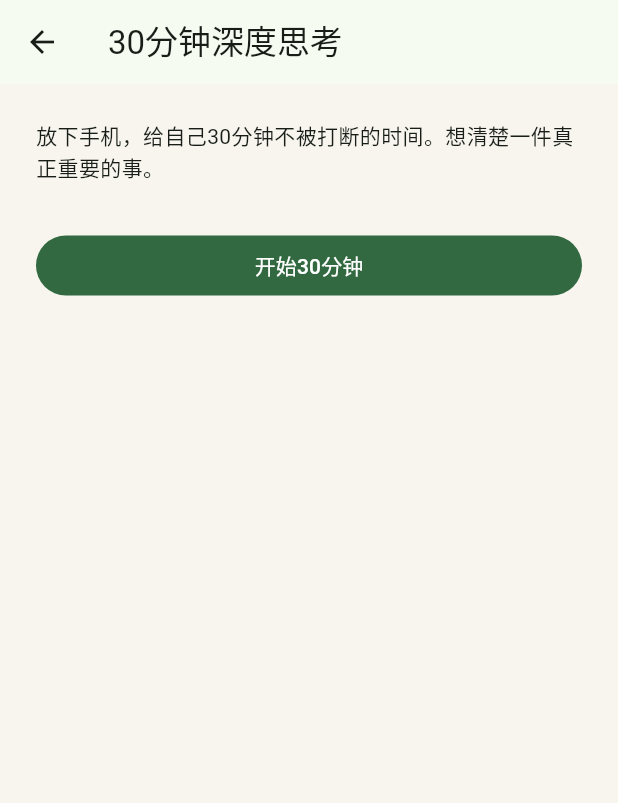
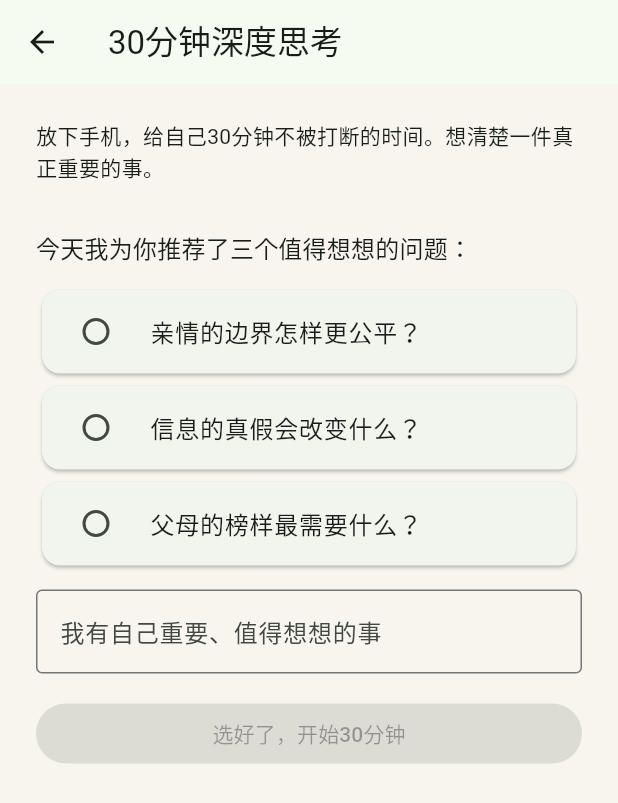
Before and after one commit to ade834/habit-app, a Flutter app: the FocusToolPage screen opened directly with empty values, on a phone screen of 412 x 824 dp. Shown: the top 803 px of the screen. Run offline on Flutter 3.47's test engine with Material 3 defaults, Android fonts, the phone set to English and light mode, and no system bars; our stand-ins replace drift, drift_flutter, flutter_riverpod; accounts and stored records are empty; generated files the repository leaves out were written again.

Commit message:
feat: recommend daily topics for deep thinking

```diff
--- a/app/lib/data/app_database.dart
+++ b/app/lib/data/app_database.dart
@@ -55,6 +55,7 @@ class TimerSessions extends Table {
       integer().withDefault(const Constant(0))();
   TextColumn get status => text().withDefault(const Constant('running'))();
   DateTimeColumn get endedAt => dateTime().nullable()();
+  TextColumn get focusTopic => text().nullable()();
 }
 
 class ChallengeDraws extends Table {
@@ -83,7 +84,7 @@ class AppDatabase extends _$AppDatabase {
   AppDatabase.forTesting(super.executor);
 
   @override
-  int get schemaVersion => 3;
+  int get schemaVersion => 4;
 
   @override
   MigrationStrategy get migration => MigrationStrategy(
@@ -99,6 +100,9 @@ class AppDatabase extends _$AppDatabase {
         await customStatement(
           'UPDATE challenge_draws SET swap_count = 1 WHERE swap_used = 1',
         );
+      }
+      if (from >= 2 && from < 4) {
+        await migrator.addColumn(timerSessions, timerSessions.focusTopic);
       }
     },
   );
@@ -217,6 +221,7 @@ class AppDatabase extends _$AppDatabase {
   Future<TimerSession> startTimer({
     required String habitId,
     required int targetSeconds,
+    String? focusTopic,
     DateTime? now,
   }) async {
     final startedAt = now ?? DateTime.now();
@@ -236,6 +241,7 @@ class AppDatabase extends _$AppDatabase {
         habitId: habitId,
         targetSeconds: targetSeconds,
         startedAt: startedAt,
+        focusTopic: Value(focusTopic),
       ),
     );
     return (select(
--- a/app/lib/domain/habit_tools.dart
+++ b/app/lib/domain/habit_tools.dart
@@ -57,6 +57,105 @@ TimerProgress timerProgress({
 }
 
 final challengeCards = _buildChallengeCards();
+
+final thinkingTopicCorpus = _buildThinkingTopicCorpus();
+
+List<String> dailyThinkingTopics(DateTime date) {
+  final daySeed = DateTime(
+    date.year,
+    date.month,
+    date.day,
+  ).difference(DateTime(2024)).inDays.abs();
+  final first = daySeed % thinkingTopicCorpus.length;
+  return [
+    thinkingTopicCorpus[first],
+    thinkingTopicCorpus[(first + 127) % thinkingTopicCorpus.length],
+    thinkingTopicCorpus[(first + 251) % thinkingTopicCorpus.length],
+  ];
+}
+
+List<String> _buildThinkingTopicCorpus() {
+  const subjects = [
+    '成长的代价',
+    '失败的意义',
+    '自律与自由',
+    '努力的边界',
+    '慢下来的勇气',
+    '改变的时机',
+    '天赋与坚持',
+    '焦虑的价值',
+    '成熟的标志',
+    '选择的遗憾',
+    '独处的力量',
+    '孩子的好奇心',
+    '成绩与成长',
+    '父母的期待',
+    '挫折教育',
+    '孩子的边界',
+    '陪伴的质量',
+    '表扬的分寸',
+    '独立的起点',
+    '规则与爱',
+    '父母的榜样',
+    '教育的公平',
+    '善良的边界',
+    '自私的根源',
+    '偏见的形成',
+    '同理心的距离',
+    '诚实的代价',
+    '恐惧的选择',
+    '权力的诱惑',
+    '群体的判断',
+    '嫉妒的提醒',
+    '信任的起点',
+    '宽容的限度',
+    '亲密的边界',
+    '爱与依赖',
+    '伴侣的分工',
+    '争吵的价值',
+    '关系中的自我',
+    '浪漫与责任',
+    '承诺的重量',
+    '安全感的来源',
+    '分开的体面',
+    '差异的尊重',
+    '亲情的边界',
+    '孝顺的尺度',
+    '家人的期待',
+    '两代人的距离',
+    '家庭里的公平',
+    '亲人间的道歉',
+    '陪伴与牺牲',
+    '家的安全感',
+    '爱的表达',
+    '离家的意义',
+    '成功的定义',
+    '金钱与幸福',
+    '公平与效率',
+    '原则与人情',
+    '稳定与冒险',
+    '个人与集体',
+    '知足与进取',
+    '规则与灵活',
+    '面子与真实',
+    '责任与自由',
+    '舆论的力量',
+    '网络中的自我',
+    '陌生人的善意',
+    '城市的孤独',
+    '工作的意义',
+    '信息的真假',
+    '多数人的选择',
+    '世代间的理解',
+    '科技与亲密',
+    '公共空间的边界',
+  ];
+  const questionFrames = ['该如何取舍？', '为何变难？', '怎样更公平？', '最需要什么？', '会改变什么？'];
+  return [
+    for (final subject in subjects)
+      for (final frame in questionFrames) '$subject$frame',
+  ];
+}
 
 List<String> _buildChallengeCards() {
   const actionsByCategory = [
--- a/app/lib/ui/habit_tools_page.dart
+++ b/app/lib/ui/habit_tools_page.dart
@@ -172,10 +172,15 @@ class FocusToolPage extends StatefulWidget {
 
 class _FocusToolPageState extends State<FocusToolPage> {
   Timer? _ticker;
+  final _customTopicController = TextEditingController();
+  late final List<String> _recommendedTopics;
+  String? _selectedTopic;
+  bool _useCustomTopic = false;
 
   @override
   void initState() {
     super.initState();
+    _recommendedTopics = dailyThinkingTopics(DateTime.now());
     _ticker = Timer.periodic(const Duration(seconds: 1), (_) {
       if (mounted) setState(() {});
     });
@@ -184,6 +189,7 @@ class _FocusToolPageState extends State<FocusToolPage> {
   @override
   void dispose() {
     _ticker?.cancel();
+    _customTopicController.dispose();
     super.dispose();
   }
 
@@ -192,10 +198,59 @@ class _FocusToolPageState extends State<FocusToolPage> {
     title: '30分钟深度思考',
     introduction: '放下手机，给自己30分钟不被打断的时间。想清楚一件真正重要的事。',
     stream: widget.database.watchActiveTimer('H2'),
-    emptyAction: FilledButton(
-      onPressed: () =>
-          widget.database.startTimer(habitId: 'H2', targetSeconds: 30 * 60),
-      child: const Text('开始30分钟'),
+    emptyAction: Column(
+      crossAxisAlignment: CrossAxisAlignment.stretch,
+      children: [
+        Text(
+          '今天我为你推荐了三个值得想想的问题：',
+          style: Theme.of(context).textTheme.titleMedium,
+        ),
+        const SizedBox(height: 12),
+        RadioGroup<String>(
+          groupValue: _useCustomTopic ? null : _selectedTopic,
+          onChanged: (value) => setState(() {
+            _useCustomTopic = false;
+            _selectedTopic = value;
+          }),
+          child: Column(
+            children: [
+              for (final topic in _recommendedTopics)
+                Card(
+                  child: RadioListTile<String>(
+                    value: topic,
+                    title: Text(topic),
+                  ),
+                ),
+            ],
+          ),
+        ),
+        const SizedBox(height: 12),
+        TextField(
+          controller: _customTopicController,
+          decoration: const InputDecoration(
+            labelText: '我有自己重要、值得想想的事',
+            border: OutlineInputBorder(),
+          ),
+          onChanged: (value) => setState(() {
+            _useCustomTopic = value.trim().isNotEmpty;
+          }),
+        ),
+        if (_chosenTopic != null) ...[
+          const SizedBox(height: 16),
+          Text('今天我为你推荐的思考是“${_chosenTopic!}”。当然，你也可以有自己重要、值得想想的事。现在让我们开始吧。'),
+        ],
+        const SizedBox(height: 16),
+        FilledButton(
+          onPressed: _chosenTopic == null
+              ? null
+              : () => widget.database.startTimer(
+                  habitId: 'H2',
+                  targetSeconds: 30 * 60,
+                  focusTopic: _chosenTopic,
+                ),
+          child: const Text('选好了，开始30分钟'),
+        ),
+      ],
     ),
     builder: (session) {
       final progress = timerProgress(
@@ -216,6 +271,10 @@ class _FocusToolPageState extends State<FocusToolPage> {
       }
       return Column(
         children: [
+          if (session.focusTopic != null) ...[
+            Text('今天思考：${session.focusTopic}'),
+            const SizedBox(height: 12),
+          ],
           const Text('专注中，先别看手机。'),
           const SizedBox(height: 20),
           Text(
@@ -259,6 +318,14 @@ class _FocusToolPageState extends State<FocusToolPage> {
       );
     },
   );
+
+  String? get _chosenTopic {
+    if (_useCustomTopic) {
+      final custom = _customTopicController.text.trim();
+      return custom.isEmpty ? null : custom;
+    }
+    return _selectedTopic;
+  }
 }
 
 class ChallengeToolPage extends StatefulWidget {
```
Also changed, not shown: app/lib/data/app_database.g.dart, 3 other files.
